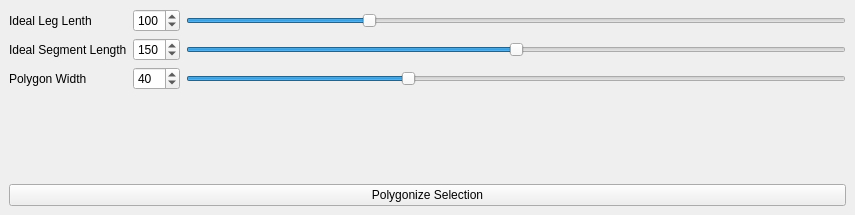
Above: polygonizer_dockwidget_base.ui from frankhereford/qgis-polygonizer before the change. Below: the same form after it.
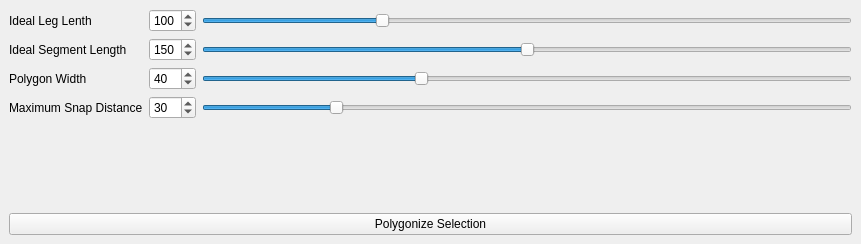
That is the form after the change.

Commit message: add max snap control

What changed in the file:
```diff
--- a/polygonizer_dockwidget_base.ui
+++ b/polygonizer_dockwidget_base.ui
@@ -6,8 +6,8 @@
    <rect>
     <x>0</x>
     <y>0</y>
-    <width>855</width>
-    <height>215</height>
+    <width>861</width>
+    <height>244</height>
    </rect>
   </property>
   <property name="windowTitle">
@@ -140,6 +140,40 @@
         </item>
        </layout>
       </item>
+      <item row="3" column="0">
+       <widget class="QLabel" name="maxSnapDistanceLabel">
+        <property name="text">
+         <string>Maximum Snap Distance</string>
+        </property>
+       </widget>
+      </item>
+      <item row="3" column="1">
+       <layout class="QHBoxLayout" name="maxSnapDistanceHorizontalLayout">
+        <item>
+         <widget class="QSpinBox" name="maxSnapDistanceSpinbox">
+          <property name="maximum">
+           <number>150</number>
+          </property>
+          <property name="value">
+           <number>30</number>
+          </property>
+         </widget>
+        </item>
+        <item>
+         <widget class="QSlider" name="maxSnapDistanceSlider">
+          <property name="maximum">
+           <number>150</number>
+          </property>
+          <property name="value">
+           <number>30</number>
+          </property>
+          <property name="orientation">
+           <enum>Qt::Horizontal</enum>
+          </property>
+         </widget>
+        </item>
+       </layout>
+      </item>
      </layout>
     </item>
     <item row="1" column="0">
```
Left out of the diff: 14 changed lines with no effect on the pictures.
